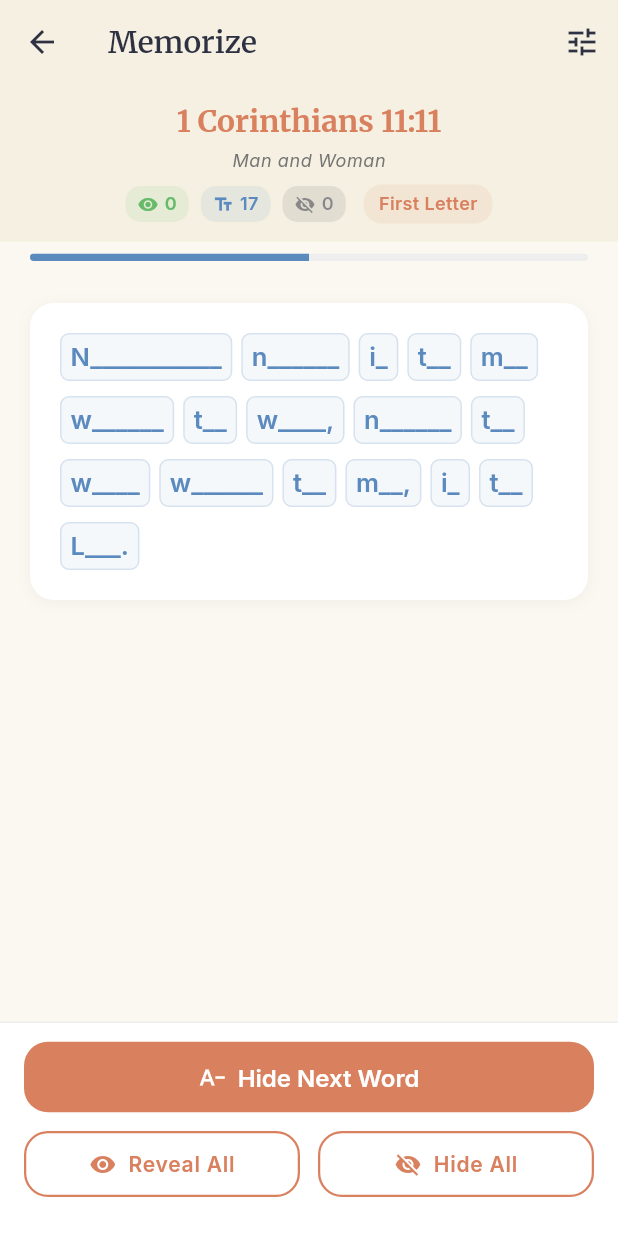
After one commit to sophomorica/seminary_sidekick_flutter, a Flutter app: the MemorizeScreen screen opened directly with sample values from the repository, after a tap on "Hide Next Word", after a tap on "Reveal All", after a tap on "Hide All", on a phone screen of 412 x 824 dp. The commit adds this screen. Run offline on Flutter 3.47's test engine with Material 3 defaults, Android fonts, the phone set to English and light mode, and no system bars; our stand-ins replace flutter_riverpod, go_router, google_fonts, hive_flutter; accounts and stored records are empty.

Commit message:
update word builder

```diff
--- a/lib/screens/games/word_builder_screen.dart
+++ b/lib/screens/games/word_builder_screen.dart
@@ -553,10 +553,24 @@ class _WordBuilderScreenState extends ConsumerState<WordBuilderScreen>
     final spans = <TextSpan>[];
     final target = state.targetText;
     final typed = state.typedChars;
+    final isMaster = widget.difficulty == DifficultyLevel.master;
+
+    // For Advanced: pre-compute which indices are "first letter of a word"
+    // so we can show those as hints.
+    final firstLetterIndices = <int>{};
+    if (!isMaster) {
+      bool prevWasSpace = true; // treat start of text as word boundary
+      for (int i = 0; i < target.length; i++) {
+        if (prevWasSpace && target[i] != ' ') {
+          firstLetterIndices.add(i);
+        }
+        prevWasSpace = target[i] == ' ';
+      }
+    }
 
     for (int i = 0; i < target.length; i++) {
       if (i < typed.length) {
-        // This character has been typed
+        // Already typed — show green or red
         final tc = typed[i];
         spans.add(TextSpan(
           text: tc.char,
@@ -566,13 +580,12 @@ class _WordBuilderScreenState extends ConsumerState<WordBuilderScreen>
             backgroundColor: tc.isCorrect
                 ? AppTheme.success.withOpacity(0.08)
                 : AppTheme.error.withOpacity(0.12),
-            decoration:
-                tc.isCorrect ? null : TextDecoration.underline,
+            decoration: tc.isCorrect ? null : TextDecoration.underline,
             decorationColor: AppTheme.error,
           ),
         ));
-      } else if (i == typed.length) {
-        // Cursor position — show the expected char with a blinking-style highlight
+      } else if (i == typed.length && !isMaster) {
+        // Cursor position (Advanced only) — highlight the next expected char
         spans.add(TextSpan(
           text: target[i],
           style: TextStyle(
@@ -582,13 +595,48 @@ class _WordBuilderScreenState extends ConsumerState<WordBuilderScreen>
           ),
         ));
       } else {
-        // Not yet reached — dim placeholder
-        spans.add(TextSpan(
-          text: target[i],
-          style: TextStyle(
-            color: Colors.grey.shade300,
-          ),
-        ));
+        // Not yet reached
+        if (isMaster) {
+          // Master: show nothing — just an underscore for letters,
+          // but preserve spaces so word boundaries are visible.
+          final ch = target[i];
+          if (ch == ' ') {
+            spans.add(const TextSpan(text: ' '));
+          } else if (ch == '\n') {
+            spans.add(const TextSpan(text: '\n'));
+          } else {
+            spans.add(TextSpan(
+              text: '_',
+              style: TextStyle(
+                color: Colors.grey.shade300,
+                letterSpacing: 1,
+              ),
+            ));
+          }
+        } else {
+          // Advanced: show first letter of each word, hide the rest
+          final ch = target[i];
+          if (ch == ' ' || ch == '\n') {
+            spans.add(TextSpan(text: ch));
+          } else if (firstLetterIndices.contains(i)) {
+            // First letter hint — show it dimly
+            spans.add(TextSpan(
+              text: ch,
+              style: TextStyle(
+                color: AppTheme.accent.withOpacity(0.4),
+                fontWeight: FontWeight.w600,
+              ),
+            ));
+          } else {
+            spans.add(TextSpan(
+              text: '_',
+              style: TextStyle(
+                color: Colors.grey.shade300,
+                letterSpacing: 1,
+              ),
+            ));
+          }
+        }
       }
     }
 
@@ -642,7 +690,9 @@ class _WordBuilderScreenState extends ConsumerState<WordBuilderScreen>
               decoration: InputDecoration(
                 hintText: state.hasActiveError
                     ? 'Delete the error and try again...'
-                    : 'Type the scripture...',
+                    : (isMaster
+                        ? 'Type from memory — no peeking!'
+                        : 'Type the scripture (first letters shown)...'),
                 hintStyle: TextStyle(color: Colors.grey.shade400),
                 border: OutlineInputBorder(
                   borderRadius: BorderRadius.circular(12),
--- a/lib/screens/home_screen.dart
+++ b/lib/screens/home_screen.dart
@@ -127,7 +127,7 @@ class HomeScreen extends ConsumerWidget {
                     book: book,
                     passageCount: bookScriptures.length,
                     onTap: () {
-                      context.go('/scriptures/${book.name}');
+                      context.push('/scriptures/${book.name}');
                     },
                   );
                 }).toList(),
@@ -156,7 +156,7 @@ class HomeScreen extends ConsumerWidget {
                   return ScriptureCard(
                     scripture: scripture,
                     onTap: () {
-                      context.go('/scripture/${scripture.id}');
+                      context.push('/scripture/${scripture.id}');
                     },
                   );
                 },
--- /dev/null
+++ b/lib/screens/memorize_screen.dart
@@ -0,0 +1,591 @@
+import 'dart:math';
+import 'package:flutter/material.dart';
+import 'package:flutter/services.dart';
+
+import '../models/scripture.dart';
+import '../theme/app_theme.dart';
+
+/// The two memorization modes.
+enum MemorizeMode {
+  firstLetter('First Letter', 'Words shrink to their first letter'),
+  fullHide('Full Hide', 'Words disappear completely');
+
+  const MemorizeMode(this.label, this.description);
+  final String label;
+  final String description;
+}
+
+/// Tracks the visibility state of a single word.
+enum WordVisibility {
+  visible,     // Full word shown
+  firstLetter, // Only first letter + underscores
+  hidden,      // Completely replaced with underscores
+}
+
+/// A word in the passage with its display state.
+class MemorizeWord {
+  final String word;
+  final int index;
+  WordVisibility visibility;
+
+  MemorizeWord({
+    required this.word,
+    required this.index,
+    this.visibility = WordVisibility.visible,
+  });
+
+  /// Display text based on current visibility.
+  String get displayText {
+    switch (visibility) {
+      case WordVisibility.visible:
+        return word;
+      case WordVisibility.firstLetter:
+        if (word.length <= 1) return word;
+        // Keep first letter + punctuation structure
+        final firstChar = word[0];
+        final rest = word.substring(1);
+        // Replace letters/digits with underscores, keep punctuation
+        final masked = rest.replaceAll(RegExp(r'[a-zA-Z0-9]'), '_');
+        return '$firstChar$masked';
+      case WordVisibility.hidden:
+        // Replace all letters/digits with underscores, keep punctuation
+        return word.replaceAll(RegExp(r'[a-zA-Z0-9]'), '_');
+    }
+  }
+
+  bool get isFullyVisible => visibility == WordVisibility.visible;
+}
+
+class MemorizeScreen extends StatefulWidget {
+  final Scripture scripture;
+
+  const MemorizeScreen({super.key, required this.scripture});
+
+  @override
+  State<MemorizeScreen> createState() => _MemorizeScreenState();
+}
+
+class _MemorizeScreenState extends State<MemorizeScreen>
+    with SingleTickerProviderStateMixin {
+  late List<MemorizeWord> _words;
+  late List<int> _hideOrder; // Randomized order to hide words
+  int _hideStep = 0; // How many words have been hidden
+  MemorizeMode _mode = MemorizeMode.firstLetter;
+  final _random = Random();
+
+  // Animation for the word that just changed
+  late AnimationController _fadeController;
+  int? _lastChangedIndex;
+
+  @override
+  void initState() {
+    super.initState();
+    _initWords();
+
+    _fadeController = AnimationController(
+      duration: const Duration(milliseconds: 300),
+      vsync: this,
+    );
+  }
+
+  @override
+  void dispose() {
+    _fadeController.dispose();
+    super.dispose();
+  }
+
+  void _initWords() {
+    final words = widget.scripture.words;
+    _words = List.generate(
+      words.length,
+      (i) => MemorizeWord(word: words[i], index: i),
+    );
+    // Create a random order for hiding
+    _hideOrder = List.generate(words.length, (i) => i);
+    _hideOrder.shuffle(_random);
+    _hideStep = 0;
+  }
+
+  void _hideNextWord() {
+    // Find the next word that can be further hidden.
+    // In firstLetter mode: visible → firstLetter, then firstLetter → hidden
+    // In fullHide mode: visible → hidden
+
+    // First pass: look for visible words (in hide order)
+    int? targetIndex;
+    for (final idx in _hideOrder) {
+      final w = _words[idx];
+      if (w.visibility == WordVisibility.visible) {
+        targetIndex = idx;
+        break;
+      }
+    }
+
+    // Second pass (firstLetter mode only): if no visible words left,
+    // look for firstLetter words to fully hide
+    if (targetIndex == null && _mode == MemorizeMode.firstLetter) {
+      for (final idx in _hideOrder) {
+        final w = _words[idx];
+        if (w.visibility == WordVisibility.firstLetter) {
+          targetIndex = idx;
+          break;
+        }
+      }
+    }
+
+    if (targetIndex == null) return; // Everything is already fully hidden
+
+    setState(() {
+      final word = _words[targetIndex!];
+      if (_mode == MemorizeMode.firstLetter) {
+        if (word.visibility == WordVisibility.visible) {
+          word.visibility = WordVisibility.firstLetter;
+        } else {
+          word.visibility = WordVisibility.hidden;
+        }
+      } else {
+        word.visibility = WordVisibility.hidden;
+      }
+      _lastChangedIndex = targetIndex;
+    });
+
+    HapticFeedback.lightImpact();
+    _fadeController.forward(from: 0);
+  }
+
+  void _revealAll() {
+    setState(() {
+      for (final w in _words) {
+        w.visibility = WordVisibility.visible;
+      }
+      _hideStep = 0;
+      _hideOrder.shuffle(_random);
+      _lastChangedIndex = null;
+    });
+    HapticFeedback.mediumImpact();
+  }
+
+  void _hideAll() {
+    setState(() {
+      for (final w in _words) {
+        w.visibility = _mode == MemorizeMode.firstLetter
+            ? WordVisibility.firstLetter
+            : WordVisibility.hidden;
+      }
+      _hideStep = _words.length;
+      _lastChangedIndex = null;
+    });
+    HapticFeedback.mediumImpact();
+  }
+
+  int get _visibleCount =>
+      _words.where((w) => w.visibility == WordVisibility.visible).length;
+
+  int get _partialCount =>
+      _words.where((w) => w.visibility == WordVisibility.firstLetter).length;
+
+  int get _hiddenCount =>
+      _words.where((w) => w.visibility == WordVisibility.hidden).length;
+
+  double get _memorizeProgress {
+    if (_words.isEmpty) return 0;
+    // Each word can be 0 (visible), 0.5 (first letter), or 1.0 (hidden)
+    double total = 0;
+    for (final w in _words) {
+      switch (w.visibility) {
+        case WordVisibility.visible:
+          total += 0;
+        case WordVisibility.firstLetter:
+          total += 0.5;
+        case WordVisibility.hidden:
+          total += 1.0;
+      }
+    }
+    return total / _words.length;
+  }
+
+  @override
+  Widget build(BuildContext context) {
+    return Scaffold(
+      backgroundColor: AppTheme.offWhite,
+      appBar: AppBar(
+        backgroundColor: AppTheme.surface,
+        leading: IconButton(
+          icon: const Icon(Icons.arrow_back),
+          onPressed: () => Navigator.pop(context),
+        ),
+        title: const Text('Memorize'),
+        actions: [
+          // Mode toggle
+          PopupMenuButton<MemorizeMode>(
+            icon: const Icon(Icons.tune),
+            tooltip: 'Change mode',
+            onSelected: (mode) {
+              setState(() {
+                _mode = mode;
+                _revealAll();
+              });
+            },
+            itemBuilder: (context) => MemorizeMode.values.map((mode) {
+              return PopupMenuItem(
+                value: mode,
+                child: Row(
+                  children: [
+                    Icon(
+                      mode == _mode
+                          ? Icons.radio_button_checked
+                          : Icons.radio_button_off,
+                      color: mode == _mode ? AppTheme.primary : Colors.grey,
+                      size: 20,
+                    ),
+                    const SizedBox(width: 12),
+                    Column(
+                      crossAxisAlignment: CrossAxisAlignment.start,
+                      children: [
+                        Text(mode.label,
+                            style:
+                                const TextStyle(fontWeight: FontWeight.w600)),
+                        Text(mode.description,
+                            style: TextStyle(
+                                fontSize: 12, color: Colors.grey.shade600)),
+                      ],
+                    ),
+                  ],
+                ),
+              );
+            }).toList(),
+          ),
+        ],
+      ),
+      body: Column(
+        children: [
+          // Scripture header
+          _buildHeader(),
+
+          // Progress bar
+          _buildProgressBar(),
+
+          // Scripture text with words
+          Expanded(child: _buildPassageArea()),
+
+          // Control bar
+          _buildControlBar(),
+        ],
+      ),
+    );
+  }
+
+  Widget _buildHeader() {
+    return Container(
+      width: double.infinity,
+      padding: const EdgeInsets.fromLTRB(20, 12, 20, 12),
+      color: AppTheme.surface,
+      child: Column(
+        crossAxisAlignment: CrossAxisAlignment.center,
+        children: [
+          Text(
+            widget.scripture.reference,
+            style: Theme.of(context).textTheme.headlineMedium?.copyWith(
+                  color: AppTheme.primary,
+                  fontWeight: FontWeight.bold,
+                ),
+          ),
+          const SizedBox(height: 4),
+          Text(
+            widget.scripture.name,
+            style: Theme.of(context).textTheme.bodySmall?.copyWith(
+                  color: Colors.grey.shade600,
+                  fontStyle: FontStyle.italic,
+                ),
+          ),
+          const SizedBox(height: 8),
+          // Stats row
+          Row(
+            mainAxisAlignment: MainAxisAlignment.center,
+            children: [
+              _buildStatChip(
+                Icons.visibility,
+                '$_visibleCount',
+                AppTheme.success,
+              ),
+              const SizedBox(width: 8),
+              if (_partialCount > 0) ...[
+                _buildStatChip(
+                  Icons.text_fields,
+                  '$_partialCount',
+                  AppTheme.accent,
+                ),
+                const SizedBox(width: 8),
+              ],
+              _buildStatChip(
+                Icons.visibility_off,
+                '$_hiddenCount',
+                AppTheme.dark.withOpacity(0.5),
+              ),
+              const SizedBox(width: 12),
+              // Mode indicator
+              Container(
+                padding:
+                    const EdgeInsets.symmetric(horizontal: 10, vertical: 4),
+                decoration: BoxDecoration(
+                  color: AppTheme.primary.withOpacity(0.1),
+                  borderRadius: BorderRadius.circular(12),
+                ),
+                child: Text(
+                  _mode.label,
+                  style: TextStyle(
+                    fontSize: 12,
+                    fontWeight: FontWeight.w600,
+                    color: AppTheme.primary,
+                  ),
+                ),
+              ),
+            ],
+          ),
+        ],
+      ),
+    );
+  }
+
+  Widget _buildStatChip(IconData icon, String value, Color color) {
+    return Container(
+      padding: const EdgeInsets.symmetric(horizontal: 8, vertical: 3),
+      decoration: BoxDecoration(
+        color: color.withOpacity(0.1),
+        borderRadius: BorderRadius.circular(10),
+      ),
+      child: Row(
+        mainAxisSize: MainAxisSize.min,
+        children: [
+          Icon(icon, size: 14, color: color),
+          const SizedBox(width: 4),
+          Text(value,
+              style: TextStyle(
+                  fontSize: 12, fontWeight: FontWeight.w600, color: color)),
+        ],
+      ),
+    );
+  }
+
+  Widget _buildProgressBar() {
+    return Padding(
+      padding: const EdgeInsets.symmetric(horizontal: 20, vertical: 8),
+      child: ClipRRect(
+        borderRadius: BorderRadius.circular(4),
+        child: LinearProgressIndicator(
+          value: _memorizeProgress,
+          backgroundColor: Colors.grey.shade200,
+          valueColor: AlwaysStoppedAnimation<Color>(
+            _memorizeProgress < 0.5
+                ? AppTheme.secondary
+                : (_memorizeProgress < 1.0
+                    ? AppTheme.accent
+                    : AppTheme.gold),
+          ),
+          minHeight: 5,
+        ),
+      ),
+    );
+  }
+
+  Widget _buildPassageArea() {
+    return SingleChildScrollView(
+      padding: const EdgeInsets.all(20),
+      child: Container(
+        width: double.infinity,
+        padding: const EdgeInsets.all(20),
+        decoration: BoxDecoration(
+          color: Colors.white,
+          borderRadius: BorderRadius.circular(16),
+          boxShadow: [
+            BoxShadow(
+              color: Colors.black.withOpacity(0.04),
+              blurRadius: 8,
+              offset: const Offset(0, 2),
+            ),
+          ],
+        ),
+        child: Wrap(
+          spacing: 6,
+          runSpacing: 10,
+          children: _words.map((mw) {
+            final isLastChanged = _lastChangedIndex == mw.index;
+
+            return AnimatedBuilder(
+              animation: _fadeController,
+              builder: (context, child) {
+                // Subtle scale animation for the last changed word
+                final scale = isLastChanged
+                    ? 1.0 + (0.1 * (1.0 - _fadeController.value))
+                    : 1.0;
+
+                return Transform.scale(
+                  scale: scale,
+                  child: child,
+                );
+              },
+              child: GestureDetector(
+                onTap: () => _onWordTap(mw),
+                child: AnimatedContainer(
+                  duration: const Duration(milliseconds: 250),
+                  padding:
+                      const EdgeInsets.symmetric(horizontal: 6, vertical: 3),
+                  decoration: BoxDecoration(
+                    color: _wordBackgroundColor(mw),
+                    borderRadius: BorderRadius.circular(6),
+                    border: Border.all(
+                      color: _wordBorderColor(mw),
+                      width: 1,
+                    ),
+                  ),
+                  child: Text(
+                    mw.displayText,
+                    style: TextStyle(
+                      fontSize: 17,
+                      height: 1.4,
+                      fontWeight: mw.isFullyVisible
+                          ? FontWeight.normal
+                          : FontWeight.w600,
+                      color: _wordTextColor(mw),
+                      letterSpacing:
+                          mw.visibility == WordVisibility.hidden ? 1.5 : 0,
+                    ),
+                  ),
+                ),
+              ),
+            );
+          }).toList(),
+        ),
+      ),
+    );
+  }
+
+  Color _wordBackgroundColor(MemorizeWord mw) {
+    switch (mw.visibility) {
+      case WordVisibility.visible:
+        return Colors.transparent;
+      case WordVisibility.firstLetter:
+        return AppTheme.accent.withOpacity(0.06);
+      case WordVisibility.hidden:
+        return AppTheme.dark.withOpacity(0.04);
+    }
+  }
+
+  Color _wordBorderColor(MemorizeWord mw) {
+    switch (mw.visibility) {
+      case WordVisibility.visible:
+        return Colors.transparent;
+      case WordVisibility.firstLetter:
+        return AppTheme.accent.withOpacity(0.2);
+      case WordVisibility.hidden:
+        return Colors.grey.shade200;
+    }
+  }
+
+  Color _wordTextColor(MemorizeWord mw) {
+    switch (mw.visibility) {
+      case WordVisibility.visible:
+        return AppTheme.dark;
+      case WordVisibility.firstLetter:
+        return AppTheme.accent;
+      case WordVisibility.hidden:
+        return Colors.grey.shade400;
+    }
+  }
+
+  /// Tapping a word toggles its visibility manually.
+  void _onWordTap(MemorizeWord mw) {
+    setState(() {
+      if (_mode == MemorizeMode.firstLetter) {
+        // Cycle: visible → firstLetter → hidden → visible
+        switch (mw.visibility) {
+          case WordVisibility.visible:
+            mw.visibility = WordVisibility.firstLetter;
+          case WordVisibility.firstLetter:
+            mw.visibility = WordVisibility.hidden;
+          case WordVisibility.hidden:
+            mw.visibility = WordVisibility.visible;
+        }
+      } else {
+        // Full hide mode: toggle visible ↔ hidden
+        mw.visibility = mw.visibility == WordVisibility.visible
+            ? WordVisibility.hidden
+            : WordVisibility.visible;
+      }
+      _lastChangedIndex = mw.index;
+    });
+    HapticFeedback.selectionClick();
+    _fadeController.forward(from: 0);
+  }
+
+  Widget _buildControlBar() {
+    final allHidden = _visibleCount == 0 && _partialCount == 0;
+    final allVisible =
+        _visibleCount == _words.length;
+
+    return Container(
+      padding: const EdgeInsets.fromLTRB(16, 12, 16, 24),
+      decoration: BoxDecoration(
+        color: Colors.white,
+        border: Border(
+          top: BorderSide(color: Colors.grey.shade200),
+        ),
+      ),
+      child: SafeArea(
+        top: false,
+        child: Column(
+          mainAxisSize: MainAxisSize.min,
+          children: [
+            // Main action: hide next word
+            SizedBox(
+              width: double.infinity,
+              child: ElevatedButton.icon(
+                onPressed: allHidden ? null : _hideNextWord,
+                icon: Icon(
+                  _mode == MemorizeMode.firstLetter
+                      ? Icons.text_decrease
+                      : Icons.visibility_off,
+                ),
+                label: Text(allHidden
+                    ? 'All Words Hidden'
+                    : 'Hide Next Word'),
+                style: ElevatedButton.styleFrom(
+                  backgroundColor: AppTheme.primary,
+                  disabledBackgroundColor: Colors.grey.shade300,
+                  padding: const EdgeInsets.symmetric(vertical: 14),
+                ),
+              ),
+            ),
+            const SizedBox(height: 10),
+            // Secondary actions
+            Row(
+              children: [
+                Expanded(
+                  child: OutlinedButton.icon(
+                    onPressed: allVisible ? null : _revealAll,
+                    icon: const Icon(Icons.visibility, size: 18),
+                    label: const Text('Reveal All'),
+                    style: OutlinedButton.styleFrom(
+                      padding: const EdgeInsets.symmetric(vertical: 12),
+                    ),
+                  ),
+                ),
+                const SizedBox(width: 12),
+                Expanded(
+                  child: OutlinedButton.icon(
+                    onPressed: allHidden ? null : _hideAll,
+                    icon: const Icon(Icons.visibility_off, size: 18),
+                    label: const Text('Hide All'),
+                    style: OutlinedButton.styleFrom(
+                      padding: const EdgeInsets.symmetric(vertical: 12),
+                    ),
+                  ),
+                ),
+              ],
+            ),
+          ],
+        ),
+      ),
+    );
+  }
+}
--- a/lib/screens/scripture_detail_screen.dart
+++ b/lib/screens/scripture_detail_screen.dart
@@ -7,14 +7,15 @@ import '../providers/scripture_provider.dart';
 import '../providers/progress_provider.dart';
 import '../theme/app_theme.dart';
 import '../widgets/mastery_badge.dart';
+import 'memorize_screen.dart';
 
 class ScriptureDetailScreen extends ConsumerWidget {
   final String scriptureId;
 
   const ScriptureDetailScreen({
-    Key? key,
+    super.key,
     required this.scriptureId,
-  }) : super(key: key);
+  });
 
   @override
   Widget build(BuildContext context, WidgetRef ref) {
@@ -115,6 +116,32 @@ class ScriptureDetailScreen extends ConsumerWidget {
                           ),
                     ),
                   ],
+                ),
+              ),
+            ),
+            const SizedBox(height: 20),
+
+            // Memorize button — prominent CTA
+            SizedBox(
+              width: double.infinity,
+              child: ElevatedButton.icon(
+                onPressed: () {
+                  Navigator.of(context).push(
+                    MaterialPageRoute(
+                      builder: (_) =>
+                          MemorizeScreen(scripture: scripture),
+                    ),
+                  );
+                },
+                icon: const Icon(Icons.psychology_alt, size: 22),
+                label: const Text('Memorize This Scripture'),
+                style: ElevatedButton.styleFrom(
+                  backgroundColor: AppTheme.secondary,
+                  padding: const EdgeInsets.symmetric(vertical: 16),
+                  textStyle: const TextStyle(
+                    fontSize: 16,
+                    fontWeight: FontWeight.w600,
+                  ),
                 ),
               ),
             ),
--- a/lib/screens/scripture_list_screen.dart
+++ b/lib/screens/scripture_list_screen.dart
@@ -70,7 +70,7 @@ class ScriptureListScreen extends ConsumerWidget {
                   padding: const EdgeInsets.only(bottom: 8.0),
                   child: GestureDetector(
                     onTap: () {
-                      context.go('/scripture/${scripture.id}');
+                      context.push('/scripture/${scripture.id}');
                     },
                     child: Card(
                       child: Padding(
```
